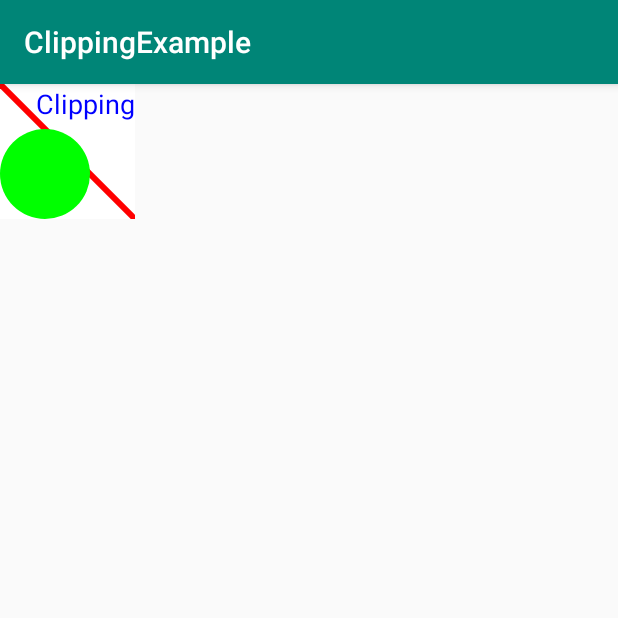
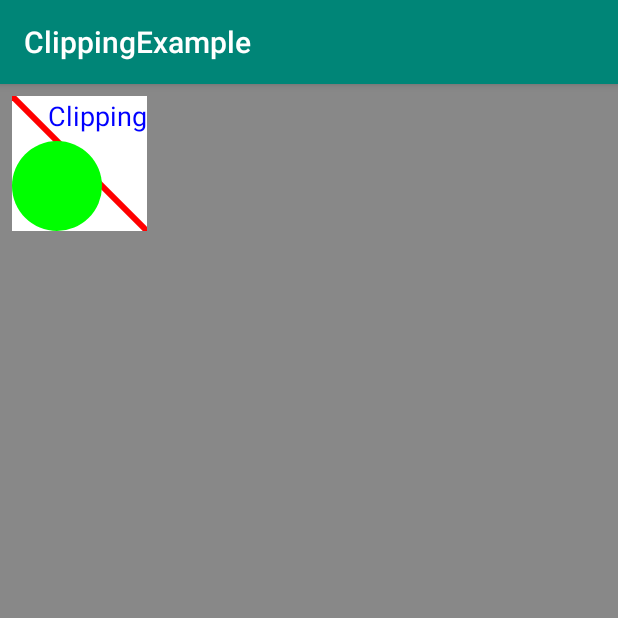
Before and after one commit to victorgvieira/UdacityAdvancedAndroidWithKotlin, an Android app: the screen it shows after launch (MainActivity), on a phone screen of 412 x 824 dp, the top half of it. Run offline under Robolectric (Android 15) with nearby library versions, the phone set to English and light mode, and no system bars.

Commit message:
:sparkle: Implement drawBackAndUnclippedRectangle()

```diff
--- a/ClippingCanvasObjects/ClippingExample/app/src/main/java/com/example/android/ClippedView.kt
+++ b/ClippingCanvasObjects/ClippingExample/app/src/main/java/com/example/android/ClippedView.kt
@@ -63,7 +63,6 @@ class ClippedView @JvmOverloads constructor(
     // DONE: Step 6.0 Override onDraw() and call a function for each shape you are drawing.
     override fun onDraw(canvas: Canvas?) {
         super.onDraw(canvas)
-        drawClippedRectangle(canvas)
         drawBackAndUnclippedRectangle(canvas)
         drawDifferenceClippingExample(canvas)
         drawCircularClippingExample(canvas)
@@ -103,7 +102,18 @@ class ClippedView @JvmOverloads constructor(
     }
 
     private fun drawBackAndUnclippedRectangle(canvas: Canvas?) {
-
+        canvas?.apply {
+            // DONE: Step 8.0 Implement the drawBackAndUnclippedRectangle() method.
+            //  a. Save the canvas.
+            //  b. Translate to the first row and column position.
+            //  c. Draw by calling drawClippedRectangle().
+            //  d. Then restore the canvas to its previous state.
+            drawColor(Color.GRAY)
+            save()
+            translate(columnOne, rowOne)
+            drawClippedRectangle(canvas)
+            canvas.restore()
+        }
     }
 
     // DONE: Step 7.0 Create a drawClippedRectangle() method that takes an argument canvas of type Canvas
```
